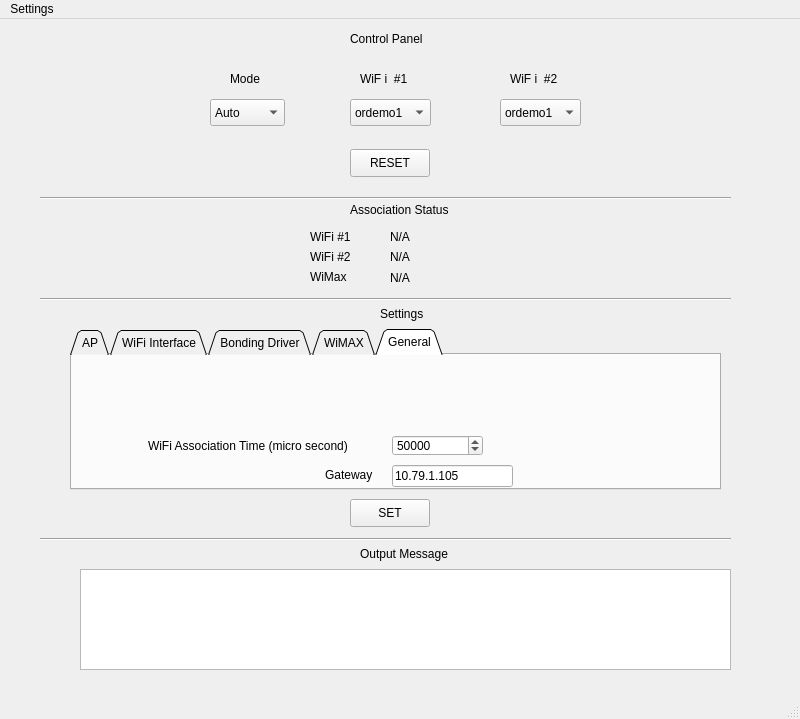
First picture: the form in pyqt/openroad.ui, repository yapkke/nf-bicast-module, before the edit.
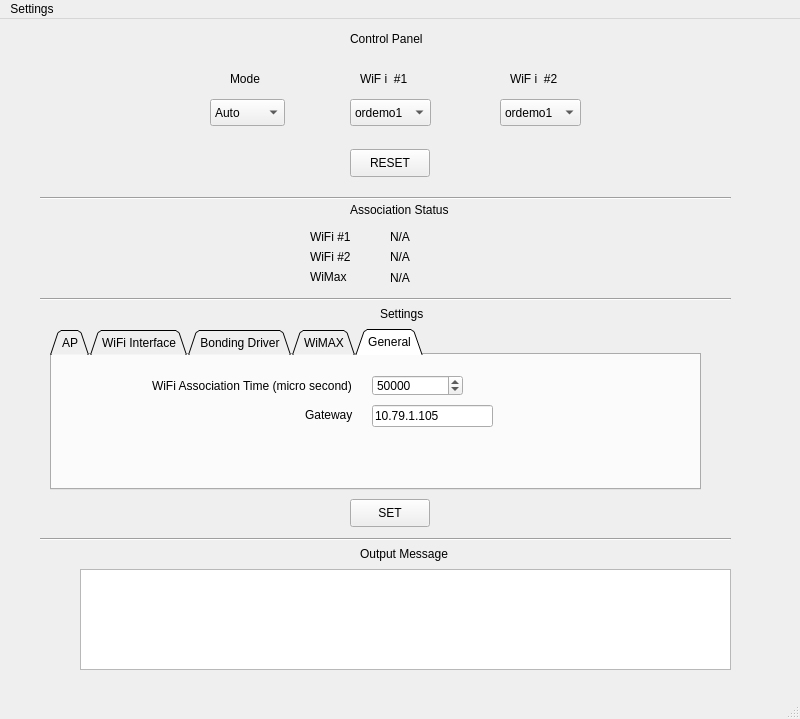
Second picture: the form after the edit.

Commit message: fix indent problem

Diff of the .ui file:
```diff
--- a/pyqt/openroad.ui
+++ b/pyqt/openroad.ui
@@ -16,7 +16,7 @@
    <widget class="QTabWidget" name="settingTab" >
     <property name="geometry" >
      <rect>
-      <x>70</x>
+      <x>50</x>
       <y>310</y>
       <width>651</width>
       <height>161</height>
@@ -335,7 +335,7 @@
       <property name="geometry" >
        <rect>
         <x>320</x>
-        <y>80</y>
+        <y>20</y>
         <width>91</width>
         <height>21</height>
        </rect>
@@ -353,9 +353,9 @@
      <widget class="QLabel" name="label_WifiAssocTime" >
       <property name="geometry" >
        <rect>
-        <x>76</x>
-        <y>81</y>
-        <width>241</width>
+        <x>100</x>
+        <y>21</y>
+        <width>211</width>
         <height>20</height>
        </rect>
       </property>
@@ -367,7 +367,7 @@
       <property name="geometry" >
        <rect>
         <x>253</x>
-        <y>110</y>
+        <y>50</y>
         <width>61</width>
         <height>20</height>
        </rect>
@@ -380,7 +380,7 @@
       <property name="geometry" >
        <rect>
         <x>320</x>
-        <y>110</y>
+        <y>50</y>
         <width>121</width>
         <height>22</height>
        </rect>
```
The commit also changes 2 other files.
